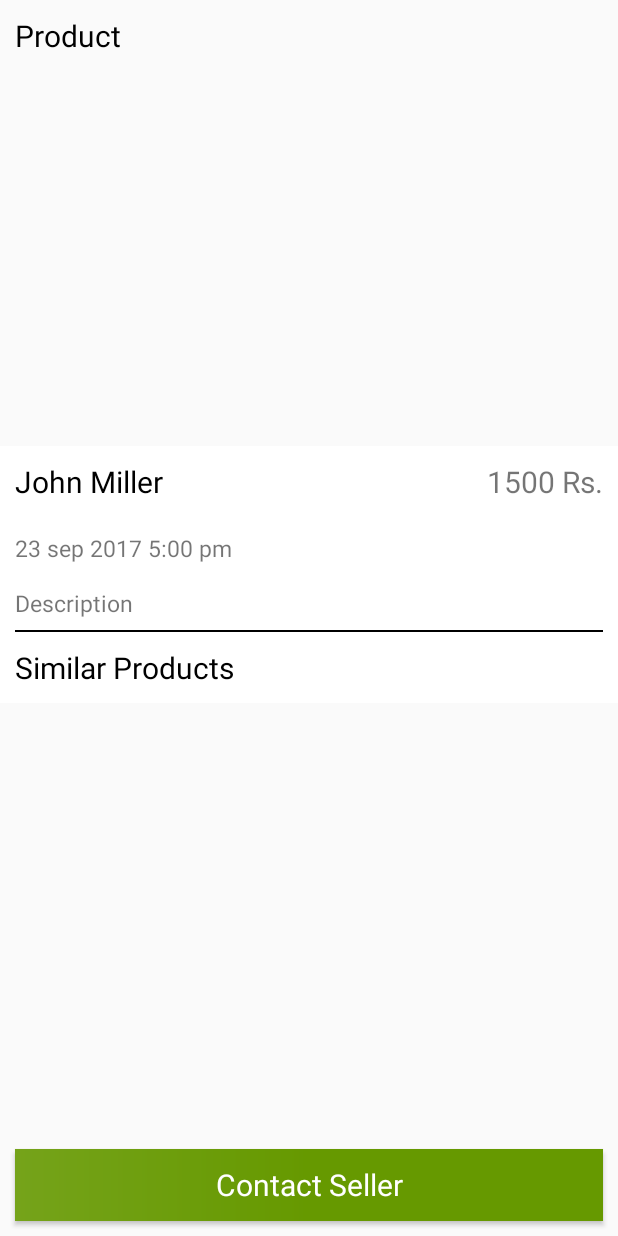
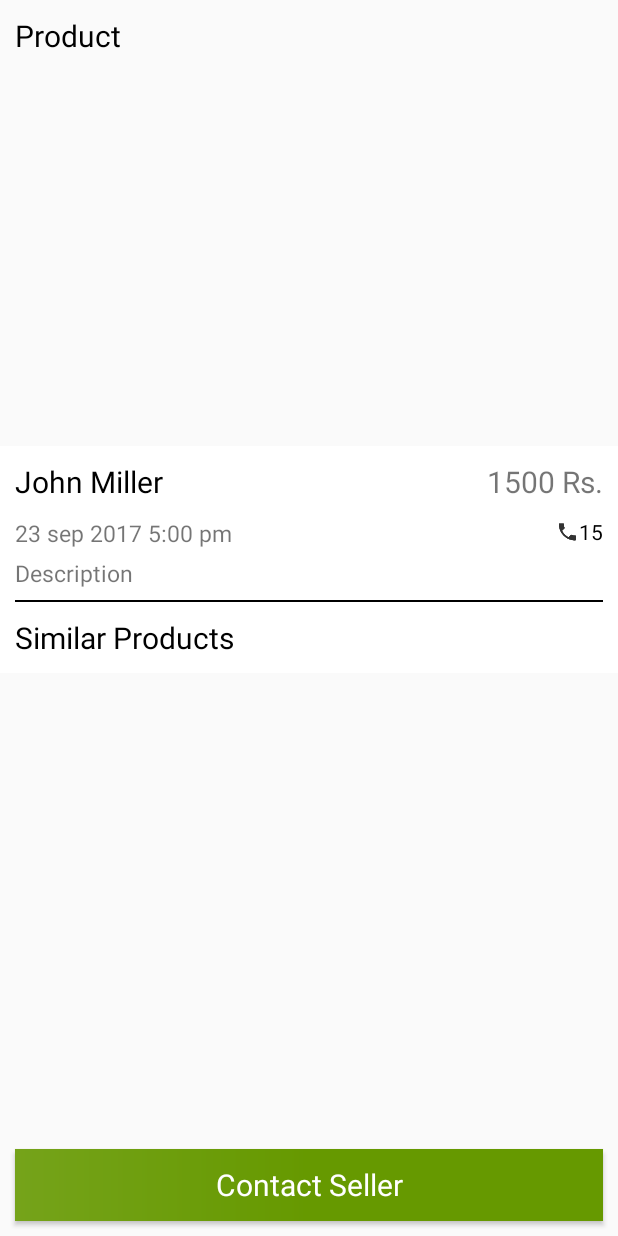
Before and after one commit to Kuldeep-jindani/MarketPlace, an Android app: the layout activity_preview_products.xml on its own in the app's theme, with its tools: preview values and no code run, on a phone screen of 412 x 824 dp. Run offline under Robolectric (Android 15) with nearby library versions, the phone set to English and light mode, and no system bars; plain views replace CirclePageIndicator, PinEntryEditText.

Commit message:
preview product

```diff
--- a/app/src/main/res/layout/activity_preview_products.xml
+++ b/app/src/main/res/layout/activity_preview_products.xml
@@ -190,7 +190,7 @@
                                 android:textAlignment="viewEnd"
                                 android:textSize="20dp" />
                         </LinearLayout>
-                        <LinearLayout
+                        <RelativeLayout
                             android:layout_width="match_parent"
                             android:layout_height="wrap_content"
                             android:orientation="horizontal">
@@ -207,21 +207,29 @@
                             android:text="23 sep 2017 5:00 pm"
                             android:textSize="15dp" />
 
-                            <TextView
+                            <LinearLayout
+                                android:layout_width="wrap_content"
                                 android:layout_weight="1"
-                                android:textAlignment="viewEnd"
-                                android:layout_gravity="center"
+                                android:layout_marginEnd="10dp"
+                                android:gravity="center"
+                                android:layout_height="wrap_content"
+                                android:layout_alignParentEnd="true"
+                                android:orientation="horizontal">
+                                <ImageView
+                                    android:layout_width="15dp"
+                                    android:layout_height="20dp"
+                                    android:layout_gravity="center"
+                                    android:src="@drawable/ic_contacted"/>
+                                <TextView
+                                    android:id="@+id/contacted"
+                                    android:layout_width="match_parent"
+                                    android:layout_height="match_parent"
 
-                                android:id="@+id/contacted"
-                                android:layout_width="match_parent"
-                                android:layout_height="wrap_content"
-                                android:layout_marginBottom="10dp"
-                                android:layout_marginStart="10dp"
-                                android:singleLine="true"
-                                android:layout_margin="10dp"
+                                    android:text="15"
 
-                                android:textSize="15dp" />
-                        </LinearLayout>
+                                    android:textColor="@color/colorBlack" />
+                            </LinearLayout>
+                        </RelativeLayout>
                         <LinearLayout
                             android:layout_width="match_parent"
                             android:layout_height="wrap_content"
```
